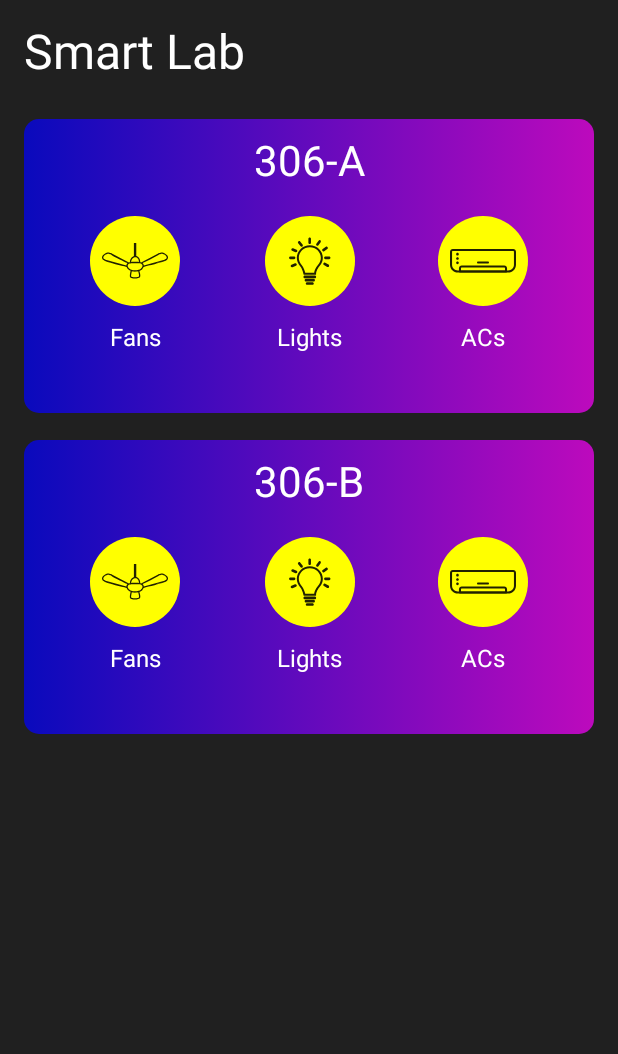
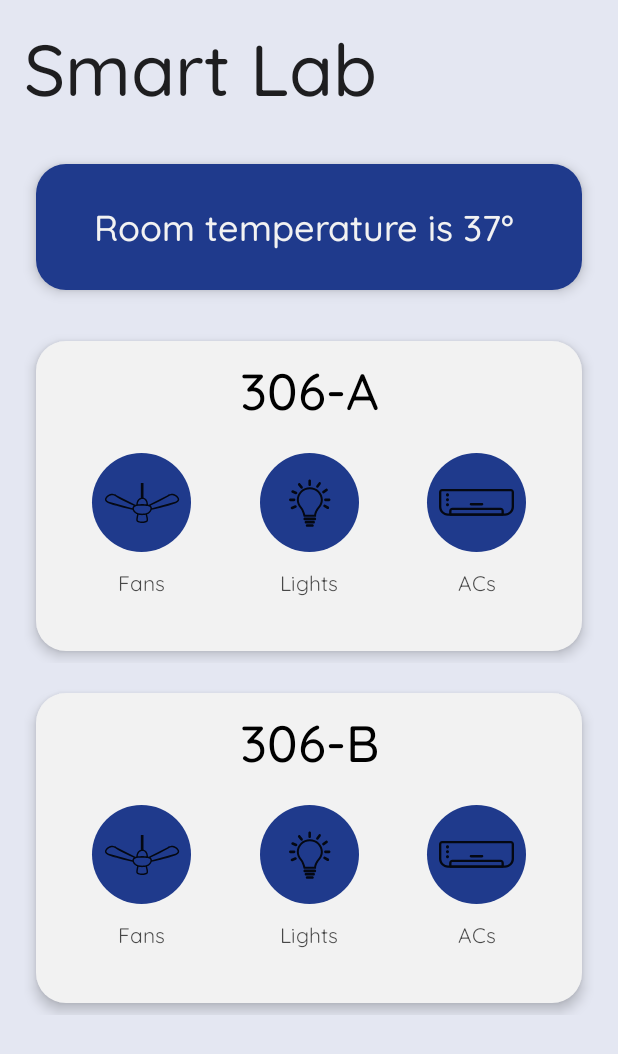
Before and after one commit to Aditya-Singh-00/Smart-Lab, an Android app built with Jetpack Compose: the screen it shows after launch (MainActivity), on a phone screen of 412 x 824 dp. Shown: the top 1054 px of the screen. Run offline under Robolectric (Android 15) with nearby library versions, the phone set to English and light mode, and no system bars; our stand-ins replace Dagger/Hilt's generated code, Firebase (no records; nobody signed in at launch, a user with empty details on screens opened directly); 1 statement that could not run was skipped.

Commit message:
Updated HomeScreen UI.

```diff
--- a/app/src/main/java/com/aditya/smartlab/MainActivity.kt
+++ b/app/src/main/java/com/aditya/smartlab/MainActivity.kt
@@ -23,7 +23,7 @@ class MainActivity : ComponentActivity() {
             SmartLabTheme {
                 Surface(
                     modifier = Modifier.fillMaxSize(),
-                    color = DarkGray
+                    color = MaterialTheme.colors.background
                 ) {
                     val navController = rememberNavController()
                     Navigation(
--- a/app/src/main/java/com/aditya/smartlab/ui/screen/home/HomeScreen.kt
+++ b/app/src/main/java/com/aditya/smartlab/ui/screen/home/HomeScreen.kt
@@ -1,32 +1,25 @@
 package com.aditya.smartlab.ui.screen.home
 
 import androidx.compose.animation.animateContentSize
-import androidx.compose.animation.core.LinearOutSlowInEasing
-import androidx.compose.animation.core.Spring
-import androidx.compose.animation.core.spring
-import androidx.compose.animation.core.tween
+import androidx.compose.animation.core.*
 import androidx.compose.foundation.background
 import androidx.compose.foundation.clickable
 import androidx.compose.foundation.layout.*
 import androidx.compose.foundation.lazy.LazyColumn
-import androidx.compose.foundation.shape.RoundedCornerShape
+import androidx.compose.foundation.shape.CircleShape
 import androidx.compose.material.*
 import androidx.compose.runtime.Composable
 import androidx.compose.runtime.mutableStateOf
 import androidx.compose.runtime.remember
 import androidx.compose.ui.Alignment
 import androidx.compose.ui.Modifier
-import androidx.compose.ui.graphics.Brush
-import androidx.compose.ui.graphics.Color
 import androidx.compose.ui.graphics.painter.Painter
 import androidx.compose.ui.res.painterResource
 import androidx.compose.ui.unit.dp
-import androidx.compose.ui.unit.sp
 import androidx.hilt.navigation.compose.hiltViewModel
 import com.aditya.smartlab.R
 import com.aditya.smartlab.data.models.Device
-import com.aditya.smartlab.ui.theme.DarkGray
-import com.aditya.smartlab.ui.theme.Green
+import com.aditya.smartlab.ui.theme.White
 import com.aditya.smartlab.util.getTimeDifference
 
 @Composable
@@ -46,24 +39,48 @@ fun HomeScreen(
         ) {
             Text(
                 text = "Smart Lab",
-                fontSize = 32.sp,
-                color = Color.White
+                style = MaterialTheme.typography.h4
             )
         }
         Spacer(Modifier.height(25.dp))
         LazyColumn {
+            item {
+                Card(
+                    modifier = Modifier
+                        .fillMaxWidth()
+                        .height(100.dp)
+                        .padding(8.dp),
+                    shape = MaterialTheme.shapes.large,
+                    backgroundColor = MaterialTheme.colors.primaryVariant,
+                    elevation = 5.dp
+                ) {
+                    Box(
+                        modifier = Modifier.fillMaxSize()
+                    ) {
+                        Text(
+                            text = "Room temperature is 37\u00B0 ",
+                            modifier = Modifier.align(Alignment.Center),
+                            style = MaterialTheme.typography.h6,
+                            color = White
+                        )
+                    }
+                }
+            }
+            item {
+                Spacer(Modifier.height(18.dp))
+            }
             item {
                 RoomCard(
                     name = "306-A",
                     devices = viewModel.devicesA.value,
                     navigateTo = { navigateTo(it) },
                     onDeviceStatusChange = { id, status ->
-                        viewModel.updateDevice(id,status)
+                        viewModel.updateDevice(id, status)
                     }
                 )
             }
             item {
-                Spacer(Modifier.height(18.dp))
+                Spacer(Modifier.height(12.dp))
             }
             item {
                 RoomCard(
@@ -71,12 +88,11 @@ fun HomeScreen(
                     devices = viewModel.devicesB.value,
                     navigateTo = { navigateTo(it) },
                     onDeviceStatusChange = { id, status ->
-                        viewModel.updateDevice(id,status)
+                        viewModel.updateDevice(id, status)
                     }
                 )
             }
         }
-        Spacer(Modifier.height(24.dp))
     }
 }
 
@@ -87,36 +103,39 @@ private fun RoomCard(
     navigateTo: (Int) -> Unit,
     onDeviceStatusChange: (Int, Int) -> Unit
 ) {
+
     val state = remember { mutableStateOf(-1) }
+    val deviceTypes = listOf("Fans", "Lights", "ACs")
+    val iconList = listOf(
+        painterResource(R.drawable.ic_ceiling_fan),
+        painterResource(R.drawable.ic_light),
+        painterResource(R.drawable.ic_ac)
+    )
 
-    Column(
+    Card(
         modifier = Modifier
             .fillMaxWidth()
-            .background(
-                brush = Brush.horizontalGradient(
-                    listOf(Color.Blue.copy(alpha = 0.7f), Color.Magenta.copy(alpha = 0.7f))
-                ),
-                shape = RoundedCornerShape(10.dp)
+            .animateContentSize(
+                animationSpec = tween(
+                    durationMillis = 300,
+                    easing = FastOutSlowInEasing
                 )
-            .animateContentSize(
-                animationSpec = spring(
-                    stiffness = Spring.StiffnessMediumLow
             )
-            ),
+            .padding(8.dp),
+        shape = MaterialTheme.shapes.large,
+        backgroundColor = MaterialTheme.colors.surface,
+        elevation = 5.dp
+    ) {
+        Column(
+            modifier = Modifier.fillMaxWidth(),
             verticalArrangement = Arrangement.SpaceEvenly,
             horizontalAlignment = Alignment.CenterHorizontally
         ) {
             Text(
                 text = name,
-            color = Color.White,
-            fontSize = 28.sp,
-            modifier = Modifier.padding(12.dp)
-        )
-        val deviceTypes = listOf("Fans", "Lights", "ACs")
-        val iconList = listOf(
-            painterResource(R.drawable.ic_ceiling_fan),
-            painterResource(R.drawable.ic_light),
-            painterResource(R.drawable.ic_ac)
+                modifier = Modifier.padding(12.dp),
+                style = MaterialTheme.typography.h5,
+                color = MaterialTheme.colors.onBackground
             )
             Row(
                 modifier = Modifier.fillMaxWidth(),
@@ -138,12 +157,13 @@ private fun RoomCard(
                     )
                 }
             }
+            if (devices.isNotEmpty()) {
                 if (state.value == 0) {
                     DevicesRegion(
                         devices = devices.subList(0, 6),
                         onClick = { navigateTo(it) },
                         onDeviceStatusChange = { id, status ->
-                    onDeviceStatusChange(id,status)
+                            onDeviceStatusChange(id, status)
                         }
                     )
                 }
@@ -153,7 +173,7 @@ private fun RoomCard(
                         devices = devices.subList(6, 12),
                         onClick = { navigateTo(it) },
                         onDeviceStatusChange = { id, status ->
-                    onDeviceStatusChange(id,status)
+                            onDeviceStatusChange(id, status)
                         }
                     )
                 }
@@ -163,12 +183,13 @@ private fun RoomCard(
                         devices = devices.subList(12, 14),
                         onClick = { navigateTo(it) },
                         onDeviceStatusChange = { id, status ->
-                    onDeviceStatusChange(id,status)
+                            onDeviceStatusChange(id, status)
                         }
                     )
                 }
-
+            }
             Spacer(Modifier.height(15.dp))
+        }
     }
 }
 
@@ -193,21 +214,21 @@ private fun DeviceRoundButton(
             },
             modifier = Modifier
                 .background(
-                    color = Color.Yellow,
-                    shape = RoundedCornerShape(50),
+                    color = MaterialTheme.colors.primaryVariant,
+                    shape = CircleShape,
                 )
-                .size(60.dp)
                 .padding(8.dp)
+                .size(50.dp)
         )
         Text(
             text = label,
-            fontSize = 16.sp,
-            color = Color.White,
-            modifier = Modifier.padding(12.dp)
+            style = MaterialTheme.typography.body2,
+            modifier = Modifier.padding(12.dp),
+            color = MaterialTheme.colors.onBackground.copy(alpha = 0.7f)
         )
         Box(
             modifier = Modifier
-                .background(Color.White)
+                .background(MaterialTheme.colors.primary)
                 .animateContentSize(
                     animationSpec = tween(
                         durationMillis = 300,
@@ -215,7 +236,7 @@ private fun DeviceRoundButton(
                     )
                 )
                 .width(if (selected) 60.dp else 0.dp)
-                .height(5.dp)
+                .height(1.dp)
         )
     }
 }
@@ -254,43 +275,45 @@ private fun DeviceCard(
     onClick: () -> Unit,
     onDeviceStatusChange: (Int, Int) -> Unit
 ) {
-    Column(
+    Row(
         modifier = Modifier
             .width(150.dp)
             .height(100.dp)
             .padding(8.dp)
-            .background(Color.Yellow, RoundedCornerShape(10.dp))
+            .background(
+                color = MaterialTheme.colors.background,
+                shape = MaterialTheme.shapes.medium
+            )
             .clickable { onClick() },
-        verticalArrangement = Arrangement.SpaceEvenly,
-        horizontalAlignment = Alignment.CenterHorizontally
-    ) {
-        Row(
-            modifier = Modifier
-                .fillMaxWidth()
-                .padding(8.dp),
-            horizontalArrangement = Arrangement.SpaceBetween,
         verticalAlignment = Alignment.CenterVertically
     ) {
-            Text(device.name)
+        Column(
+            modifier = Modifier
+                .fillMaxWidth(0.7f)
+                .padding(8.dp),
+            verticalArrangement = Arrangement.SpaceEvenly,
+            horizontalAlignment = Alignment.Start
+        ) {
+            Text(
+                text = device.name,
+                style = MaterialTheme.typography.body1,
+                color = MaterialTheme.colors.onBackground
+            )
+            if (device.status != 0) {
+                Text(
+                    text = getTimeDifference(System.currentTimeMillis(), device.lastOnTime),
+                    style = MaterialTheme.typography.caption,
+                    color = MaterialTheme.colors.onBackground.copy(alpha = 0.5f)
+                )
+            }
+        }
         Switch(
             checked = device.status != 0,
             onCheckedChange = {
                 onDeviceStatusChange(
                     device.id, if (device.status == 0) 100 else 0
                 )
-                },
-                colors = SwitchDefaults.colors(
-                    checkedThumbColor = Green,
-                    uncheckedThumbColor = DarkGray
-                )
-            )
             }
-        if (device.status != 0) {
-            Text(
-                text = getTimeDifference(System.currentTimeMillis(), device.lastOnTime),
-                fontSize = 14.sp,
-                color = Color.Gray
         )
     }
 }
-}
--- a/app/src/main/java/com/aditya/smartlab/ui/theme/Color.kt
+++ b/app/src/main/java/com/aditya/smartlab/ui/theme/Color.kt
@@ -13,3 +13,10 @@ val YellowDark = Color(0xFFc17900)
 val Black = Color(0xFF000000)
 val DarkGray = Color(0xFF202020)
 val Green = Color(0xFF178300)
+
+val BlueLight = Color(0xFF698FFF)
+val temp = Color(0xFF3565F2)
+val Blue = Color(0xFF2A4FBF)
+val BlueDark = Color(0xFF1F3A8C)
+val WhiteGray = Color(0xFFE4E7F2)
+val White = Color(0xFFF2F2F2)
--- a/app/src/main/java/com/aditya/smartlab/ui/theme/Shape.kt
+++ b/app/src/main/java/com/aditya/smartlab/ui/theme/Shape.kt
@@ -6,6 +6,6 @@ import androidx.compose.ui.unit.dp
 
 val Shapes = Shapes(
     small = RoundedCornerShape(4.dp),
-    medium = RoundedCornerShape(4.dp),
-    large = RoundedCornerShape(0.dp)
+    medium = RoundedCornerShape(10.dp),
+    large = RoundedCornerShape(20.dp)
 )
--- a/app/src/main/java/com/aditya/smartlab/ui/theme/Theme.kt
+++ b/app/src/main/java/com/aditya/smartlab/ui/theme/Theme.kt
@@ -9,20 +9,26 @@ import androidx.compose.runtime.Composable
 
 @SuppressLint("ConflictingOnColor")
 private val DarkColorPalette = darkColors(
-    primary = Yellow,
-    primaryVariant = YellowDark,
-    secondary = Yellow,
-    background = Yellow,
-    onBackground = DarkGray
+    primary = BlueLight,
+    primaryVariant = BlueDark,
+    secondary = BlueLight,
+    secondaryVariant = BlueDark,
+    background = WhiteGray,
+    surface = White,
+    onPrimary = White,
+    onBackground = Black,
 )
 
 @SuppressLint("ConflictingOnColor")
 private val LightColorPalette = lightColors(
-    primary = Yellow,
-    primaryVariant = YellowDark,
-    secondary = Yellow,
-    background = Yellow,
-    onBackground = DarkGray
+    primary = BlueLight,
+    primaryVariant = BlueDark,
+    secondary = BlueLight,
+    secondaryVariant = BlueDark,
+    background = WhiteGray,
+    surface = White,
+    onPrimary = White,
+    onBackground = Black,
 )
 
 @Composable
--- a/app/src/main/java/com/aditya/smartlab/ui/theme/Type.kt
+++ b/app/src/main/java/com/aditya/smartlab/ui/theme/Type.kt
@@ -2,27 +2,64 @@ package com.aditya.smartlab.ui.theme
 
 import androidx.compose.material.Typography
 import androidx.compose.ui.text.TextStyle
+import androidx.compose.ui.text.font.Font
 import androidx.compose.ui.text.font.FontFamily
 import androidx.compose.ui.text.font.FontWeight
 import androidx.compose.ui.unit.sp
+import com.aditya.smartlab.R
 
-// Set of Material typography styles to start with
+val quicksand = FontFamily(
+    Font(R.font.quicksand_light, FontWeight.Light),
+    Font(R.font.quicksand_regular, FontWeight.Normal),
+    Font(R.font.quicksand_medium, FontWeight.Medium),
+    Font(R.font.quicksand_semi_bold, FontWeight.SemiBold),
+    Font(R.font.quicksand_bold, FontWeight.Bold)
+)
+
 val Typography = Typography(
+    h1 = TextStyle(
+        fontFamily = quicksand,
+        fontWeight = FontWeight.Normal,
+        fontSize = 96.sp
+    ),
+    h2 = TextStyle(
+        fontFamily = quicksand,
+        fontWeight = FontWeight.Normal,
+        fontSize = 96.sp
+    ),
+    h3 = TextStyle(
+        fontFamily = quicksand,
+        fontWeight = FontWeight.Medium,
+        fontSize = 60.sp
+    ),
+    h4 = TextStyle(
+        fontFamily = quicksand,
+        fontWeight = FontWeight.Medium,
+        fontSize = 48.sp
+    ),
+    h5 = TextStyle(
+        fontFamily = quicksand,
+        fontWeight = FontWeight.Medium,
+        fontSize = 34.sp
+    ),
+    h6 = TextStyle(
+        fontFamily = quicksand,
+        fontWeight = FontWeight.Medium,
+        fontSize = 24.sp
+    ),
     body1 = TextStyle(
-        fontFamily = FontFamily.Default,
+        fontFamily = quicksand,
+        fontWeight = FontWeight.SemiBold,
+        fontSize = 16.sp
+    ),
+    body2 = TextStyle(
+        fontFamily = quicksand,
         fontWeight = FontWeight.Normal,
-        fontSize = 16.sp
-    )
-    /* Other default text styles to override
-    button = TextStyle(
-        fontFamily = FontFamily.Default,
-        fontWeight = FontWeight.W500,
         fontSize = 14.sp
     ),
-    caption = TextStyle(
-        fontFamily = FontFamily.Default,
-        fontWeight = FontWeight.Normal,
-        fontSize = 12.sp
+    button = TextStyle(
+        fontFamily = quicksand,
+        fontWeight = FontWeight.SemiBold,
+        fontSize = 14.sp
     )
-    */
 )
```
Also changed, not shown: app/src/main/res/font/quicksand_bold.ttf (added), app/src/main/res/font/quicksand_light.ttf (added), app/src/main/res/font/quicksand_medium.ttf (added), app/src/main/res/font/quicksand_regular.ttf (added), app/src/main/res/font/quicksand_semi_bold.ttf (added). Lines whose indentation alone changed are shown as unchanged.
